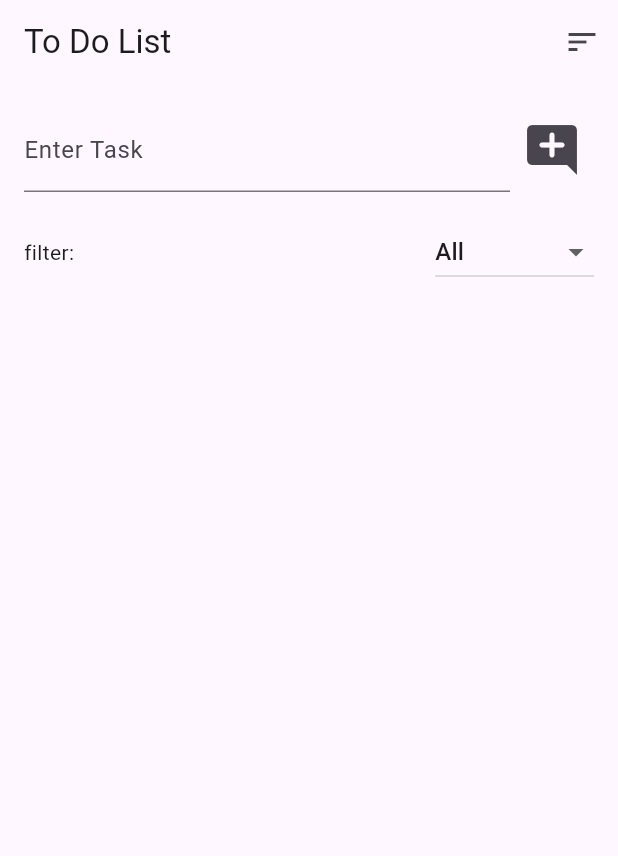
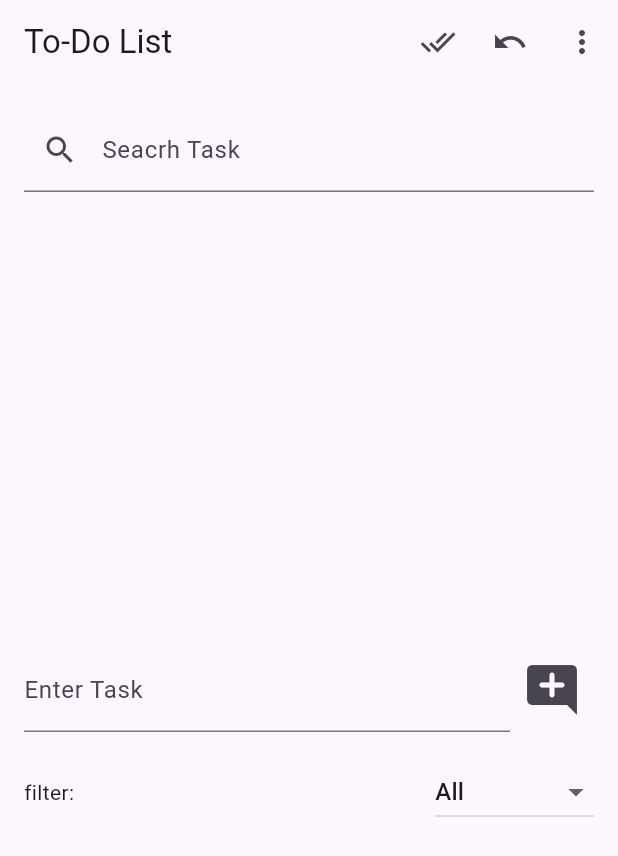
Before and after one commit to evcadhan021/TODO_APK_1, a Flutter app: the screen it shows after launch, on a phone screen of 412 x 824 dp. Shown: the top 856 px of the screen. Run offline on Flutter 3.47's test engine with Material 3 defaults, Android fonts, the phone set to English and light mode, and no system bars; our stand-ins replace shared_preferences.

Commit message:
menambahkan fitur searching task

```diff
--- a/lib/task.dart
+++ b/lib/task.dart
@@ -1,20 +1,31 @@
 class Task {
   String title;
+  final int id;
   bool isDone;
-  final int? id;
+  final int createdDate; // Pastikan menambahkan ini
 
-  Task({required this.title, required this.isDone, required this.id});
-  // Convert Task to JSON
+  Task({
+    required this.title,
+    required this.id,
+    required this.isDone,
+    required this.createdDate, // Tambahkan ini
+  });
+
   Map<String, dynamic> toJson() {
-    return {'title': title, 'isDone': isDone};
+    return {
+      'title': title,
+      'id': id,
+      'isDone': isDone,
+      'createdDate': createdDate, // Tambahkan ini
+    };
   }
 
-  // Convert JSON to Task
-  static Task fromJson(Map<String, dynamic> json) {
+  factory Task.fromJson(Map<String, dynamic> json) {
     return Task(
       title: json['title'],
+      id: json['id'],
       isDone: json['isDone'],
-      id: DateTime.now().millisecondsSinceEpoch,
+      createdDate: json['createdDate'], // Tambahkan ini
     );
   }
 }
--- a/lib/to_do_list.dart
+++ b/lib/to_do_list.dart
@@ -11,6 +11,21 @@ class _ToDoListPageState extends State<ToDoListPage> {
   List<Task> _tasks = [];
   String _filter = 'All'; // Default filter adalah 'All'
   final TextEditingController _taskController = TextEditingController();
+
+  // Controll untuk pencarian keyword task
+  TextEditingController _searchController = TextEditingController();
+  String _searchQuery = '';
+
+  // Fungsi untuk task berdasarkan pencarian
+  List<Task> _getSearchResults() {
+    if (_searchQuery.isEmpty) {
+      return _getFilteredTasks(); // Tampilkan task sesuai filter status kalau gak ada pencarian
+    } else {
+      return _getFilteredTasks().where((task) {
+        return task.title.toLowerCase().contains(_searchQuery.toLowerCase());
+      }).toList();
+    }
+  }
 
   @override
   void initState() {
@@ -40,6 +55,7 @@ class _ToDoListPageState extends State<ToDoListPage> {
               .millisecondsSinceEpoch, // ID unik sebagai int berdasarkan waktu
           title: _taskController.text, // Judul task dari inputan user
           isDone: false, // Default task baru belum selesai (false)
+          createdDate: DateTime.now().microsecondsSinceEpoch,
         ));
         _taskController.clear(); // Hapus teks di form
       });
@@ -47,6 +63,7 @@ class _ToDoListPageState extends State<ToDoListPage> {
     }
   }
 
+  // Fungsi untuk men-sorting berdasarkan Status
   void _sortByStatus() {
     setState(() {
       _tasks.sort((a, b) {
@@ -61,7 +78,21 @@ class _ToDoListPageState extends State<ToDoListPage> {
     });
   }
 
-  // Fungsi untuk mengedit task
+  // Fungsi untuk men-sorting berdasarkan Tanggal
+  void _sortByDate() {
+    setState(() {
+      _tasks.sort((a, b) => a.createdDate.compareTo(b.createdDate));
+    });
+  }
+
+  // Fungsi untuk men-sorting berdasarkan Abjad
+  void _sortByTitle() {
+    setState(() {
+      _tasks.sort((a, b) => a.title.compareTo(b.title));
+    });
+  }
+
+  // Fungsi untuk mengedit task // disini ada ShowDialog
   void _editTask(int index) {
     TextEditingController editController =
         TextEditingController(text: _tasks[index].title);
@@ -100,10 +131,33 @@ class _ToDoListPageState extends State<ToDoListPage> {
 
   // fungsi untuk menghapus task (tugas)
   void _deleteTask(int index) {
+    // Simpan task yang dihapus sementara
+    Task deletedTask = _tasks[index];
+    int deletedIndex = index;
+
+    // Hapus task dari list
     setState(() {
       _tasks.removeAt(index); // Hapus task dari list
     });
+
     _saveTasks(); // Simpan setelah task dihapus
+
+    // Munculkan snackbar dengan opsi undo
+    ScaffoldMessenger.of(context).showSnackBar(
+      SnackBar(
+        content: Text('Task "${deletedTask.title}" deleted'),
+        action: SnackBarAction(
+          label: 'undo',
+          onPressed: () {
+            // Tambahkan task yang dihapus kembali ke list
+            setState(() {
+              _tasks.insert(deletedIndex, deletedTask);
+            });
+            _saveTasks(); // Simpan task setelah undo
+          },
+        ),
+      ),
+    );
   }
 
   // Fungsi untuk filter task
@@ -116,22 +170,104 @@ class _ToDoListPageState extends State<ToDoListPage> {
     return _tasks; // Default : Tampilkan semua task
   }
 
+  // Fungsi untuk mark semua task sebagai selesai
+  void _markAllAsCompleted() {
+    setState(() {
+      for (var task in _tasks) {
+        task.isDone = true; // Tandai semua task sebagai selesai
+      }
+    });
+    _saveTasks();
+  }
+
+  // Fungsi untuk mark semua task sebagai belum selesai
+  void _markAllAsIncomplete() {
+    setState(() {
+      for (var task in _tasks) {
+        task.isDone = false; // tandai semua mark sebagai belum selesai
+      }
+    });
+    _saveTasks();
+  }
+
   @override
   Widget build(BuildContext context) {
     List<Task> filteredTasks =
         _getFilteredTasks(); // Ambil task yang sudah difilter
     return Scaffold(
       appBar: AppBar(
-        title: const Text('To Do List'),
+        title: const Text('To-Do List'),
         actions: [
           IconButton(
-            icon: const Icon(Icons.sort),
-            onPressed: _sortByStatus,
-          )
+            onPressed:
+                _markAllAsCompleted, // Fungsi untuk mark semua task selesai
+            icon: const Icon(Icons.done_all),
+            tooltip: 'Mark All as Completed',
+          ),
+          IconButton(
+            onPressed:
+                _markAllAsIncomplete, // Fungsi untuk mark semua task belum selesai
+            icon: const Icon(Icons.undo),
+            tooltip: 'Mark All as Incompleted',
+          ),
+          PopupMenuButton<String>(
+            onSelected: (value) {
+              if (value == 'status') {
+                _sortByStatus();
+              } else if (value == 'date') {
+                _sortByDate();
+              } else if (value == 'title') {
+                _sortByTitle();
+              }
+            },
+            itemBuilder: (BuildContext context) {
+              return [
+                const PopupMenuItem(
+                  value: 'status',
+                  child: Text('Sort by Status'),
+                ),
+                const PopupMenuItem(
+                  value: 'date',
+                  child: Text('Sort by Date'),
+                ),
+                const PopupMenuItem(
+                  value: 'title',
+                  child: Text('Sort by Title'),
+                ),
+              ];
+            },
+          ),
         ],
       ),
       body: Column(
         children: [
+          Padding(
+            padding: const EdgeInsets.all(16.0),
+            child: TextField(
+              controller: _searchController,
+              decoration: const InputDecoration(
+                labelText: 'Seacrh Task',
+                prefixIcon: Icon(Icons.search),
+              ),
+              onChanged: (value) {
+                setState(() {
+                  _searchQuery = value;
+                });
+              },
+            ),
+          ),
+          Expanded(
+            child: ListView.builder(
+              itemCount: _getSearchResults().length,
+              itemBuilder: (context, index) {
+                final task = _getSearchResults()[index];
+                return ListTile(
+                  title: Text(task.title),
+                  // lanjutkan dengan kode task yang ada
+                );
+              },
+            ),
+          ),
           Padding(
             padding: const EdgeInsets.all(16.0),
             child: Row(
@@ -187,9 +323,10 @@ class _ToDoListPageState extends State<ToDoListPage> {
             child: ListView.builder(
               itemCount: filteredTasks.length,
               itemBuilder: (context, index) {
-                if (index >= filteredTasks.length)
+                if (index >= filteredTasks.length) {
                   return const SizedBox
                       .shrink(); // Mencegah akses index di luar range
+                }
                 final task = filteredTasks[index];
                 return Padding(
                   padding: const EdgeInsets.symmetric(
```
